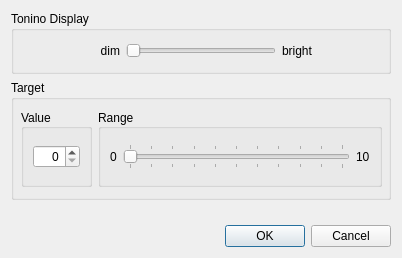
Above: src/ui/PreferencesDialogUI.ui from myTonino/Tonino-App before the change. Below: the same form after it.
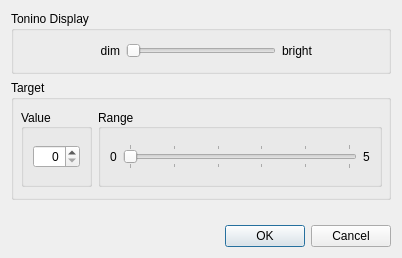
That is the form after the change.

What changed in the file:
```diff
--- a/src/ui/PreferencesDialogUI.ui
+++ b/src/ui/PreferencesDialogUI.ui
@@ -260,7 +260,7 @@
                </size>
               </property>
               <property name="maximum">
-               <number>10</number>
+               <number>5</number>
               </property>
               <property name="pageStep">
                <number>2</number>
@@ -285,7 +285,7 @@
             <item>
              <widget class="QLabel" name="range_max_label">
               <property name="text">
-               <string>10</string>
+               <string>5</string>
               </property>
              </widget>
             </item>
```
